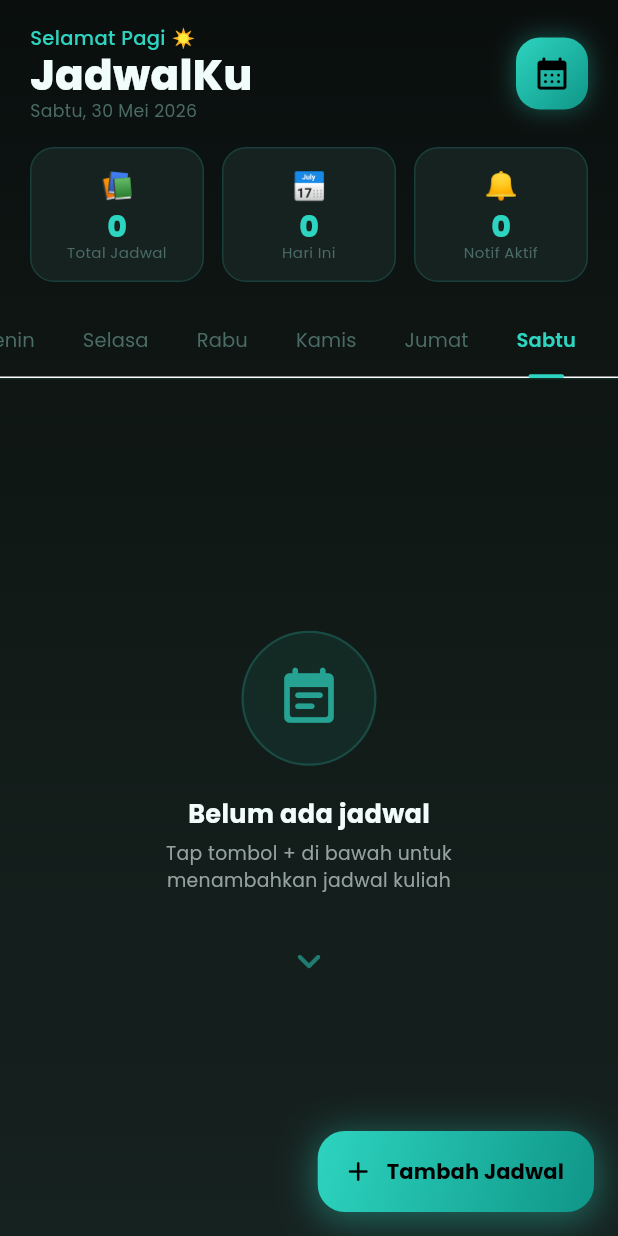
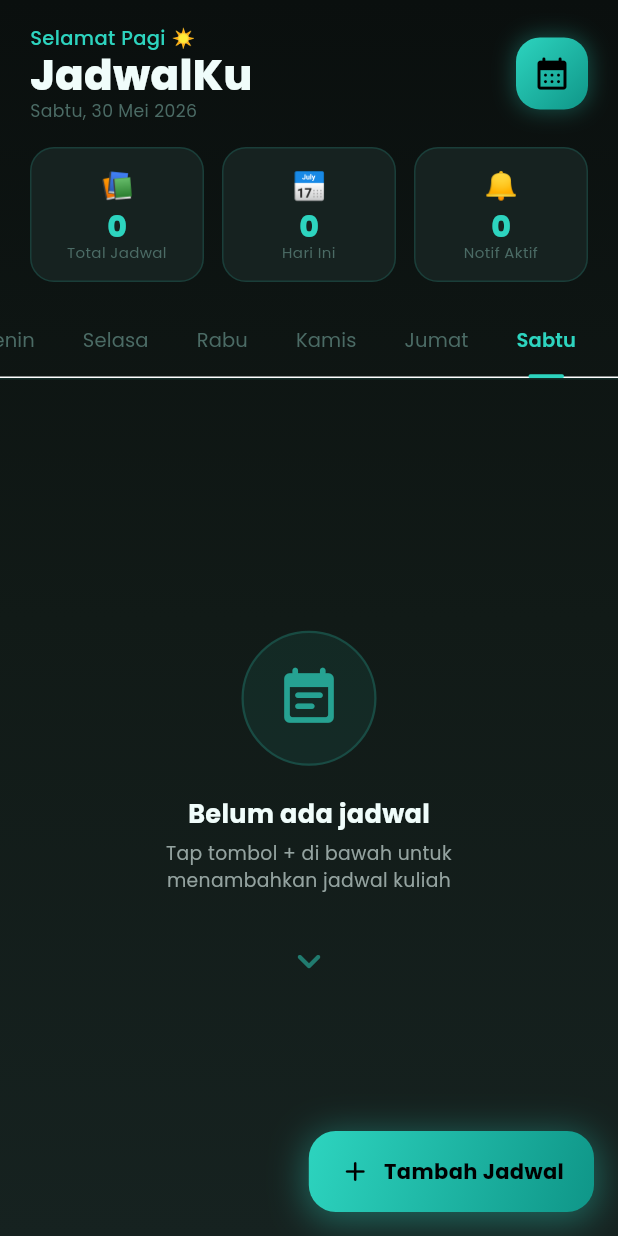
Before and after one commit to Yusepx007/jadwalku, a Flutter app: the screen it shows after launch, on a phone screen of 412 x 824 dp. Run offline on Flutter 3.47's test engine with Material 3 defaults, Android fonts, the phone set to English and light mode, and no system bars; our stand-ins replace flutter_local_notifications, flutter_slidable, google_fonts, shared_preferences, timezone.

Commit message:
Update project

```diff
--- a/lib/main.dart
+++ b/lib/main.dart
@@ -3,11 +3,14 @@ import 'package:flutter/services.dart';
 import 'package:google_fonts/google_fonts.dart';
 import 'package:intl/date_symbol_data_local.dart';
 import 'utils/constants.dart';
+import 'utils/notification_helper.dart';
 import 'screens/splash_screen.dart';
 
 void main() async {
   WidgetsFlutterBinding.ensureInitialized();
   await initializeDateFormatting('id_ID', null);
+  await NotificationHelper.initialize();
+  await NotificationHelper.requestPermission();
   SystemChrome.setPreferredOrientations([DeviceOrientation.portraitUp]);
   SystemChrome.setSystemUIOverlayStyle(const SystemUiOverlayStyle(
     statusBarColor: Colors.transparent,
--- a/lib/models/jadwal_model.dart
+++ b/lib/models/jadwal_model.dart
@@ -24,8 +24,7 @@ class Jadwal {
   });
 
   Map<String, dynamic> toMap() {
-    return {
-      'id': id,
+    final map = <String, dynamic>{
       'mata_kuliah': mataKuliah,
       'dosen': dosen,
       'ruangan': ruangan,
@@ -36,6 +35,8 @@ class Jadwal {
       'warna': warna,
       'aktif_notif': aktifNotif ? 1 : 0,
     };
+    if (id != null) map['id'] = id;
+    return map;
   }
 
   factory Jadwal.fromMap(Map<String, dynamic> map) {
--- a/lib/screens/home_screen.dart
+++ b/lib/screens/home_screen.dart
@@ -5,6 +5,7 @@ import 'package:intl/intl.dart';
 import '../database/database_helper.dart';
 import '../models/jadwal_model.dart';
 import '../utils/constants.dart';
+import '../utils/notification_helper.dart';
 import '../widgets/jadwal_card.dart';
 import 'tambah_jadwal_screen.dart';
 
@@ -82,6 +83,12 @@ class _HomeScreenState extends State<HomeScreen>
 
   Future<void> _deleteJadwal(Jadwal jadwal) async {
     await _db.deleteJadwal(jadwal.id!);
+    // Batalkan notifikasi terjadwal untuk jadwal yang dihapus
+    if (jadwal.id != null) {
+      try {
+        await NotificationHelper.cancelNotification(jadwal.id!);
+      } catch (_) {}
+    }
     _loadJadwal();
     if (mounted) {
       ScaffoldMessenger.of(context).showSnackBar(
@@ -105,6 +112,7 @@ class _HomeScreenState extends State<HomeScreen>
 
   @override
   void dispose() {
+    _tabController.removeListener(_onTabChanged);
     _tabController.dispose();
     super.dispose();
   }
@@ -362,21 +370,38 @@ class _HomeScreenState extends State<HomeScreen>
           ),
         ],
       ),
-      child: FloatingActionButton.extended(
-        onPressed: () async {
+      child: ClipRRect(
+        borderRadius: BorderRadius.circular(18),
+        child: Material(
+          color: Colors.transparent,
+          child: InkWell(
+            onTap: () async {
               await Navigator.push(
                 context,
                 MaterialPageRoute(builder: (_) => const TambahJadwalScreen()),
               );
               _loadJadwal();
             },
-        backgroundColor: Colors.transparent,
-        elevation: 0,
-        icon: const Icon(Icons.add_rounded, color: Colors.black, size: 22),
-        label: Text(
+            splashColor: Colors.white.withAlpha(40),
+            highlightColor: Colors.white.withAlpha(20),
+            child: Padding(
+              padding: const EdgeInsets.symmetric(horizontal: 20),
+              child: Row(
+                mainAxisSize: MainAxisSize.min,
+                children: [
+                  const Icon(Icons.add_rounded, color: Colors.black, size: 22),
+                  const SizedBox(width: 8),
+                  Text(
                     'Tambah Jadwal',
                     style: GoogleFonts.poppins(
-              color: Colors.black, fontWeight: FontWeight.w700, fontSize: 14),
+                        color: Colors.black,
+                        fontWeight: FontWeight.w700,
+                        fontSize: 14),
+                  ),
+                ],
+              ),
+            ),
+          ),
         ),
       ),
     );
```
Also changed, not shown: lib/database/database_helper.dart (+83 -87 lines), lib/screens/tambah_jadwal_screen.dart (+48 -11 lines). Lines whose indentation alone changed are shown as unchanged.
